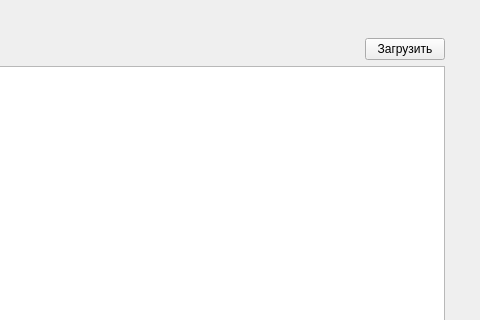
Filimon4/PP-.05-2026, file задание_3/pp/mainwindow.ui: the form before one commit; both pictures show x 551 to 1031 and y 0 to 320 of the 1031 by 602 pixel window.
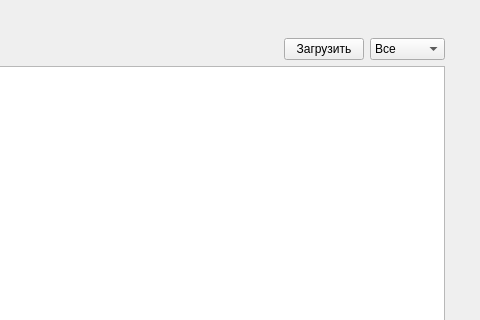
The form after the commit. The open tabs and pages were chosen to show the change.

The edit to the form file:
```diff
--- a/задание_3/pp/mainwindow.ui
+++ b/задание_3/pp/mainwindow.ui
@@ -231,7 +231,7 @@
           </widget>
          </widget>
          <widget class="QWidget" name="product_batches">
-          <widget class="QWidget" name="">
+          <widget class="QWidget" name="layoutWidget">
            <property name="geometry">
             <rect>
              <x>0</x>
@@ -291,6 +291,20 @@
                 </property>
                </widget>
               </item>
+              <item>
+               <widget class="QComboBox" name="product_batches_load_filter_combo">
+                <item>
+                 <property name="text">
+                  <string>Все</string>
+                 </property>
+                </item>
+                <item>
+                 <property name="text">
+                  <string>Остатки</string>
+                 </property>
+                </item>
+               </widget>
+              </item>
              </layout>
             </item>
             <item>
```
Left out of the diff: 10 changed lines with no effect on the pictures.
